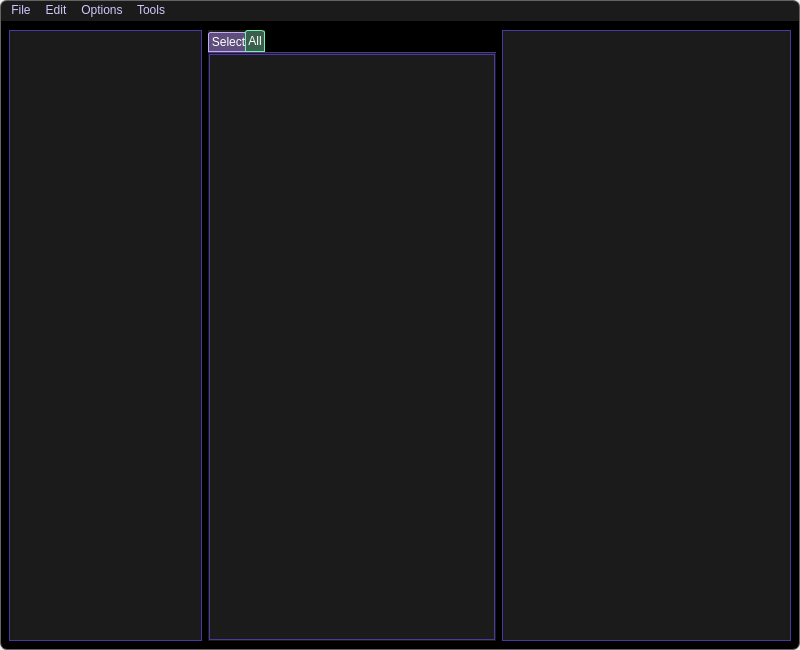
This is src/mainwindow.ui in Antision/tag_quick_editor as Qt 5 draws it before an edit. The edited form follows.
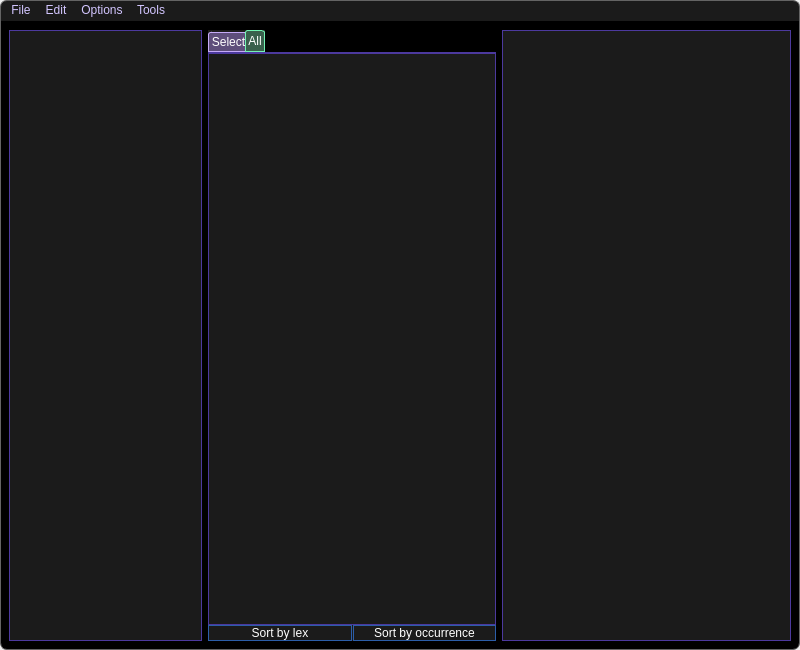
This is the edited form. The open tabs and pages were chosen to show the change. Icons and pictures are not drawn. Custom widgets are drawn as their Qt base class.

Commit message: Fixed out-of-order issue in SelectionTagList and added two sort buttons, before fixing the crash in ClothesList.

Diff of the .ui file:
```diff
--- a/src/mainwindow.ui
+++ b/src/mainwindow.ui
@@ -17,6 +17,17 @@
    <string notr="true">QMainWindow{
     border-radius: 10px;             /*四角圆角的直径*/
     border:1px solid rgb(27,27,27);
+}
+QWidget{
+	color:white;
+}
+QPushButton{
+    border: 1px solid #2c5ea9;
+    background-color:transparent;
+    padding: 0px;
+}
+QPushButton:hover{
+    border: 1px solid #3071d1;
 }</string>
   </property>
   <widget class="QWidget" name="centralwidget">
@@ -267,20 +278,41 @@
          <number>0</number>
         </property>
         <property name="leftMargin">
-         <number>1</number>
+         <number>0</number>
         </property>
         <property name="topMargin">
-         <number>1</number>
+         <number>0</number>
         </property>
         <property name="rightMargin">
-         <number>1</number>
+         <number>0</number>
         </property>
         <property name="bottomMargin">
-         <number>1</number>
+         <number>0</number>
         </property>
         <item>
          <widget class="teSelectionTagListView" name="GlobalMultiTaglistView"/>
         </item>
+        <item>
+         <layout class="QHBoxLayout" name="sortButtonLayout">
+          <property name="spacing">
+           <number>1</number>
+          </property>
+          <item>
+           <widget class="QPushButton" name="sortByLexButton">
+            <property name="text">
+             <string>Sort by lex</string>
+            </property>
+           </widget>
+          </item>
+          <item>
+           <widget class="QPushButton" name="sortByOccurrenceButton">
+            <property name="text">
+             <string>Sort by occurrence</string>
+            </property>
+           </widget>
+          </item>
+         </layout>
+        </item>
        </layout>
       </widget>
      </widget>
```
Left out of the diff: 2 changed lines with no effect on the pictures. The commit also changes 4 other files.
